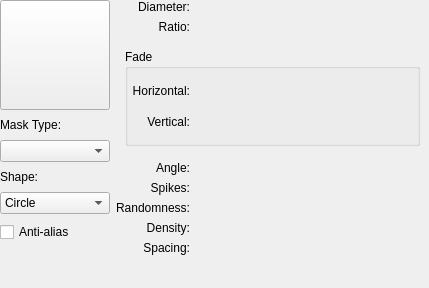
Before: the Qt Designer form plugins/paintops/libpaintop/forms/wdgautobrush.ui in KDE/krita, drawn with Qt 5.
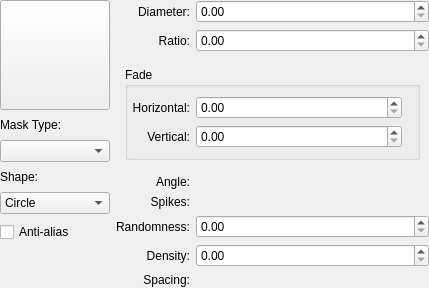
After: the same form once the commit is applied. Custom widgets are drawn as their Qt base class.

Commit message:
ui: Fix Designer not rendering KisDoubleSliderSpinBox as QDoubleSpinBox
Part-of: <https://invent.kde.org/graphics/krita/-/merge_requests/1742>

```diff
--- a/plugins/paintops/libpaintop/forms/wdgautobrush.ui
+++ b/plugins/paintops/libpaintop/forms/wdgautobrush.ui
@@ -426,7 +426,7 @@
   </customwidget>
   <customwidget>
    <class>KisDoubleSliderSpinBox</class>
-   <extends>QWidget</extends>
+   <extends>QDoubleSpinBox</extends>
    <header>kis_slider_spin_box.h</header>
    <container>1</container>
   </customwidget>
```
The commit also changes 54 other files.
